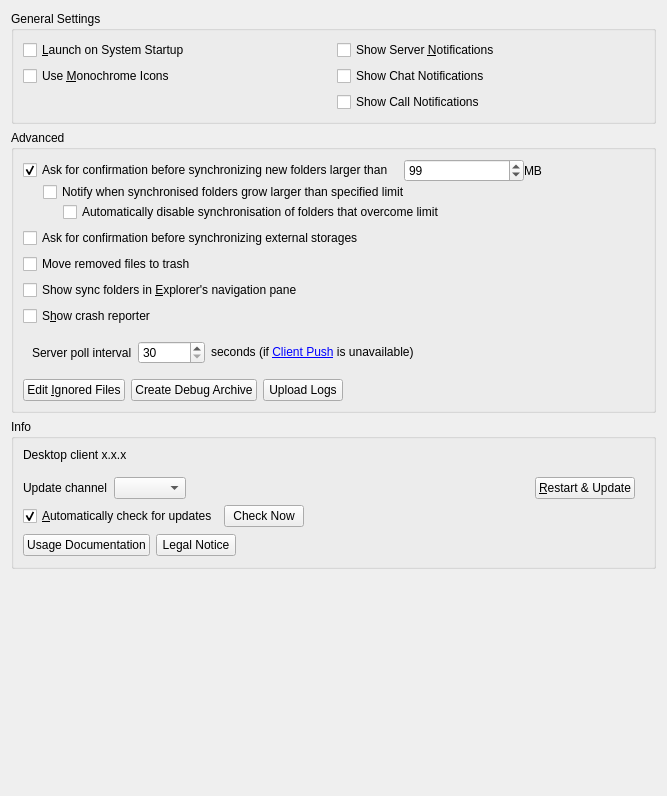
Qt form src/gui/generalsettings.ui (filesfm/Sync) before a commit.
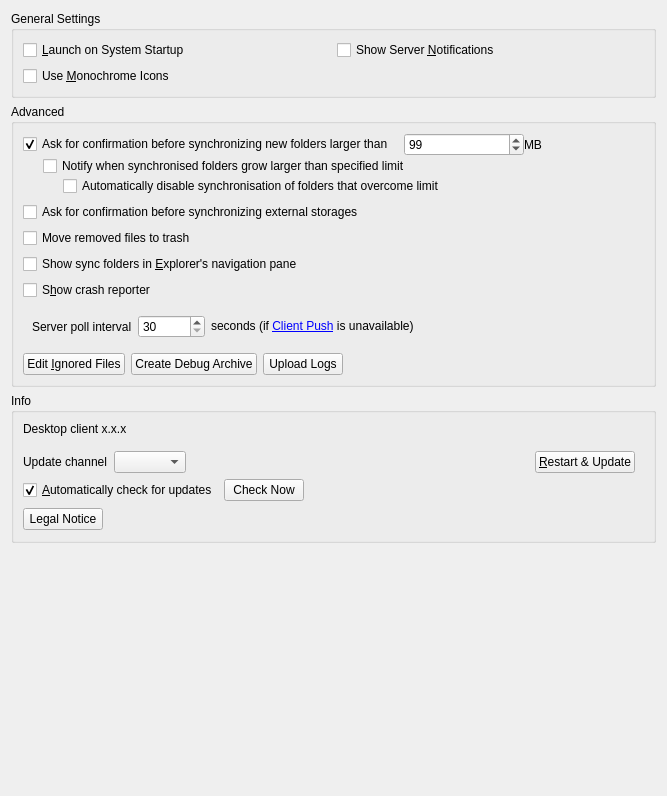
The same form after that commit.

Commit message: feat(gui): remove chat/call notification checkboxes and usage documentation button

What changed in the file:
```diff
--- a/src/gui/generalsettings.ui
+++ b/src/gui/generalsettings.ui
@@ -27,13 +27,6 @@
         </property>
        </widget>
       </item>
-      <item row="2" column="1">
-       <widget class="QCheckBox" name="callNotificationsCheckBox">
-        <property name="text">
-         <string>Show Call Notifications</string>
-        </property>
-       </widget>
-      </item>
       <item row="1" column="0">
        <widget class="QCheckBox" name="monoIconsCheckBox">
         <property name="toolTip">
@@ -44,13 +37,6 @@
         </property>
        </widget>
       </item>
-      <item row="1" column="1">
-       <widget class="QCheckBox" name="chatNotificationsCheckBox">
-        <property name="text">
-         <string>Show Chat Notifications</string>
-        </property>
-       </widget>
-      </item>
       <item row="0" column="1">
        <widget class="QCheckBox" name="serverNotificationsCheckBox">
         <property name="text">
@@ -456,13 +442,6 @@
       </item>
       <item>
        <layout class="QHBoxLayout" name="infoContainer">
-        <item>
-         <widget class="QPushButton" name="usageDocumentationButton">
-          <property name="text">
-           <string>Usage Documentation</string>
-          </property>
-         </widget>
-        </item>
         <item>
          <widget class="QPushButton" name="legalNoticeButton">
           <property name="text">
```
The commit also changes 2 other files.
